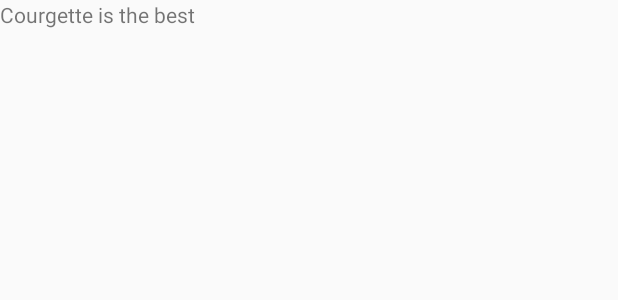
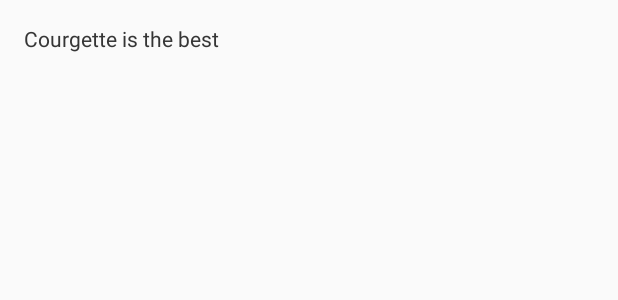
Before and after one commit to PBarthuel/MyNews, an Android app: the layout main_item.xml on its own in the app's theme, with its tools: preview values and no code run, on a phone screen of 412 x 824 dp. Shown: the top 300 px of the screen. Run offline under Robolectric (Android 15) with nearby library versions, the phone set to English and light mode, and no system bars.

Commit message:
Ajout de topStoryFragement et création du layout qui y est lié + ajout du viewPager et de son adapter

```diff
--- a/app/build.gradle
+++ b/app/build.gradle
@@ -25,6 +25,8 @@ dependencies {
     implementation 'com.squareup.retrofit2:retrofit:2.6.0'
     implementation 'com.squareup.retrofit2:converter-gson:2.6.0'
     implementation 'androidx.recyclerview:recyclerview:1.0.0'
+    implementation 'com.github.bumptech.glide:glide:4.9.0'
+    annotationProcessor 'com.github.bumptech.glide:compiler:4.9.0'
     testImplementation 'junit:junit:4.12'
     androidTestImplementation 'androidx.test:runner:1.2.0'
     androidTestImplementation 'androidx.test.espresso:espresso-core:3.2.0'
--- /dev/null
+++ b/app/src/main/res/layout/fragment_topstory.xml
@@ -0,0 +1,5 @@
+<androidx.recyclerview.widget.RecyclerView
+    android:id="@+id/topstoryfragment_rv"
+    xmlns:android="http://schemas.android.com/apk/res/android"
+    android:layout_width="match_parent"
+    android:layout_height="match_parent" />
--- a/app/src/main/res/layout/main_item.xml
+++ b/app/src/main/res/layout/main_item.xml
@@ -1,18 +1,37 @@
 <?xml version="1.0" encoding="utf-8"?>
 <androidx.constraintlayout.widget.ConstraintLayout xmlns:android="http://schemas.android.com/apk/res/android"
+    xmlns:app="http://schemas.android.com/apk/res-auto"
+    xmlns:tools="http://schemas.android.com/tools"
     android:layout_width="match_parent"
-    android:layout_height="match_parent"
-    android:layout_weight="1"
-    xmlns:app="http://schemas.android.com/apk/res-auto"
-    xmlns:tools="http://schemas.android.com/tools">
+    android:layout_height="wrap_content">
+
+    <ImageView
+        android:id="@+id/main_item_iv_thumbnail"
+        android:layout_width="wrap_content"
+        android:layout_height="wrap_content"
+        app:layout_constraintTop_toTopOf="parent"
+        app:layout_constraintBottom_toBottomOf="parent"
+        app:layout_constraintStart_toStartOf="parent"
+        tools:ignore="ContentDescription" />
 
     <TextView
+        android:id="@+id/main_item_tv_Section"
         android:layout_width="0dp"
         android:layout_height="wrap_content"
+        app:layout_constraintLeft_toLeftOf="parent"
         app:layout_constraintRight_toRightOf="parent"
+        app:layout_constraintTop_toTopOf="parent"
+        tools:text="Courgette is the best"
+        android:padding="16dp" />
+
+    <TextView
+        android:id="@+id/main_item_tv_title"
+        android:layout_width="0dp"
+        android:layout_height="wrap_content"
         app:layout_constraintLeft_toLeftOf="parent"
+        app:layout_constraintRight_toRightOf="parent"
         app:layout_constraintTop_toTopOf="parent"
-        android:id="@+id/main_item_tv_title"
-        tools:text="Courgette is the best"/>
+        tools:text="Courgette is the best"
+        android:padding="16dp" />
 
 </androidx.constraintlayout.widget.ConstraintLayout>
--- /dev/null
+++ b/app/src/main/res/values/dimens.xml
@@ -0,0 +1,4 @@
+<?xml version="1.0" encoding="utf-8"?>
+<resources>
+    <dimen name="image_size">32dp</dimen>
+</resources>
--- a/gradle.properties
+++ b/gradle.properties
@@ -7,6 +7,8 @@
 # Specifies the JVM arguments used for the daemon process.
 # The setting is particularly useful for tweaking memory settings.
 org.gradle.jvmargs=-Xmx1536m
+android.enableJetifier=true
+android.useAndroidX=true
 # When configured, Gradle will run in incubating parallel mode.
 # This option should only be used with decoupled projects. More details, visit
 # http://www.gradle.org/docs/current/userguide/multi_project_builds.html#sec:decoupled_projects
```
Also changed, not shown: app/src/main/java/com/example/mynews/ArticleAdapter.java (+17 -3 lines), app/src/main/java/com/example/mynews/MainActivity.java (+11 -36 lines), app/src/main/java/com/example/mynews/MainViewPagerAdapter.java (added, +29 -0 lines), app/src/main/java/com/example/mynews/TopStoryFragment.java (added, +54 -0 lines), app/src/main/res/layout/activity_main.xml (+5 -5 lines).
